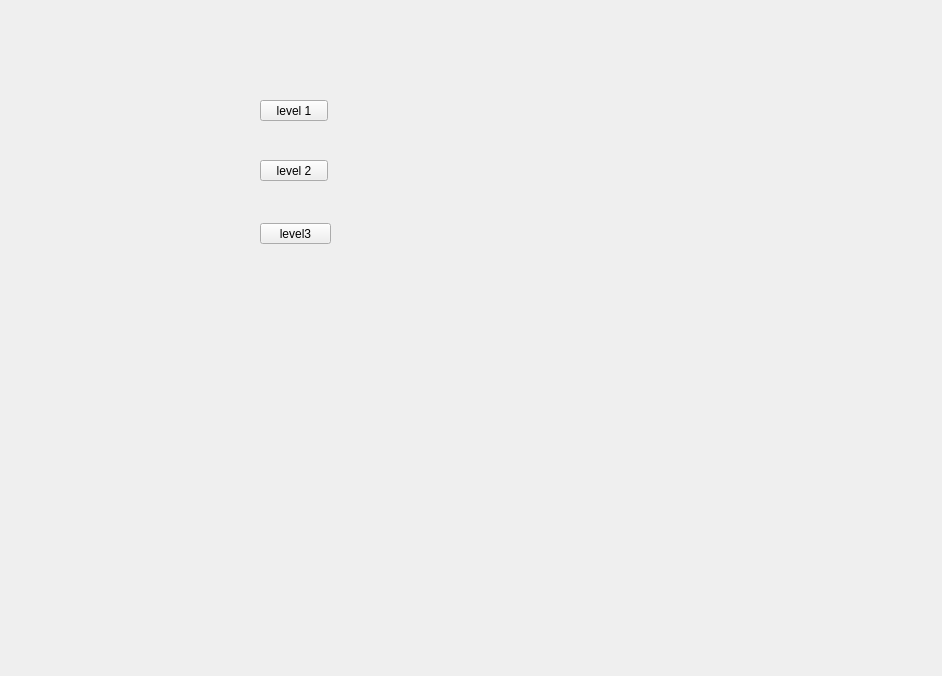
Old version of the form guanka.ui in the repository kaleidoscope416/tbqk.
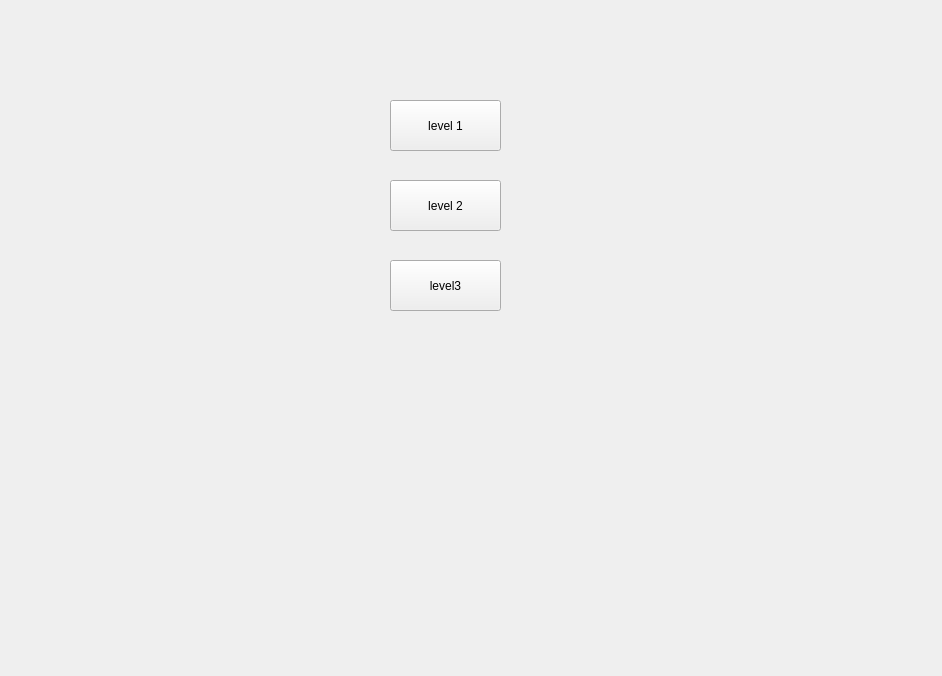
New version of the form.

What changed in the file:
```diff
--- a/guanka.ui
+++ b/guanka.ui
@@ -22,10 +22,10 @@
   <widget class="QPushButton" name="level1">
    <property name="geometry">
     <rect>
-     <x>260</x>
+     <x>390</x>
      <y>100</y>
-     <width>68</width>
-     <height>21</height>
+     <width>111</width>
+     <height>51</height>
     </rect>
    </property>
    <property name="text">
@@ -35,10 +35,10 @@
   <widget class="QPushButton" name="level2">
    <property name="geometry">
     <rect>
-     <x>260</x>
-     <y>160</y>
-     <width>68</width>
-     <height>21</height>
+     <x>390</x>
+     <y>180</y>
+     <width>111</width>
+     <height>51</height>
     </rect>
    </property>
    <property name="text">
@@ -48,10 +48,10 @@
   <widget class="QPushButton" name="level3">
    <property name="geometry">
     <rect>
-     <x>260</x>
-     <y>223</y>
-     <width>71</width>
-     <height>21</height>
+     <x>390</x>
+     <y>260</y>
+     <width>111</width>
+     <height>51</height>
     </rect>
    </property>
    <property name="text">
```
